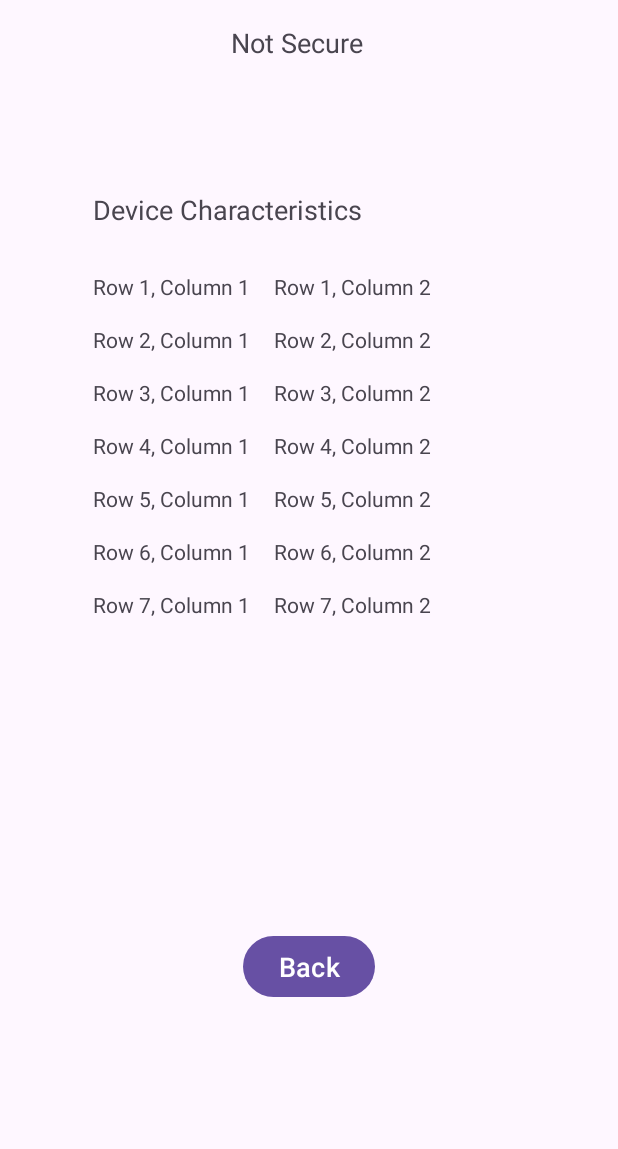
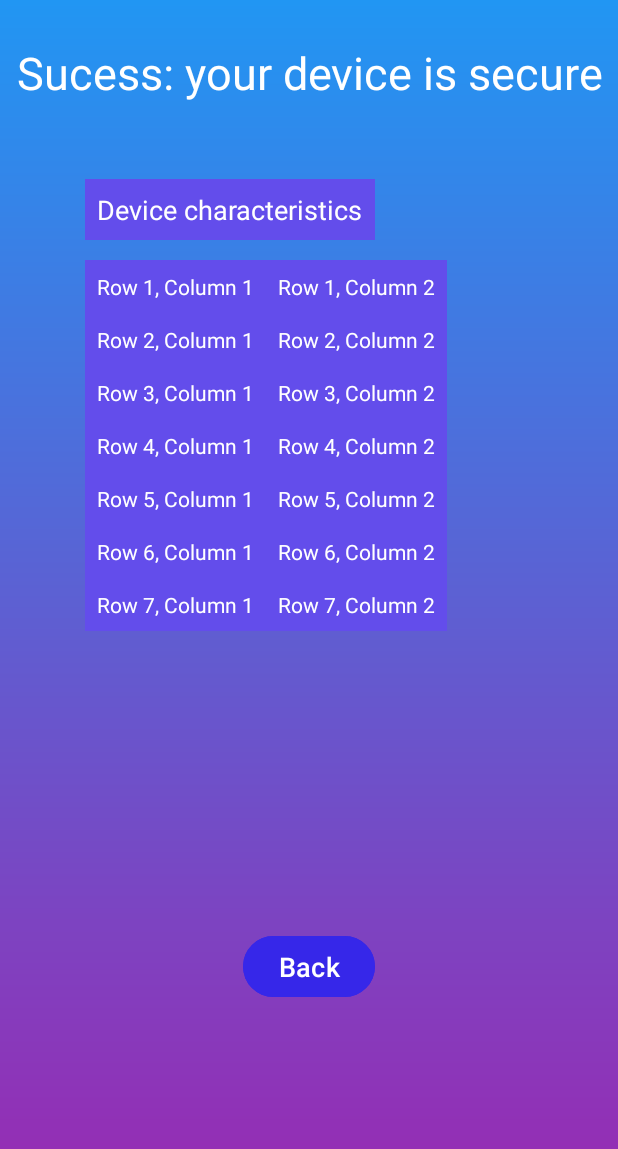
Before and after one commit to UAdant/INT20HSG2, an Android app: the DoneSecurity screen opened directly, with no data from a screen before it, on a phone screen of 412 x 824 dp. Shown: the top 1149 px of the screen. Run offline under Robolectric (Android 15) with nearby library versions, the light colour scheme and no system bars.

Commit message:
Merge remote-tracking branch 'origin/master' 60% disane
# Conflicts:
#	app/src/main/AndroidManifest.xml

```diff
--- a/app/src/main/java/com/example/int20hsg2/MainActivity.java
+++ b/app/src/main/java/com/example/int20hsg2/MainActivity.java
@@ -29,7 +29,7 @@ public class MainActivity extends AppCompatActivity {
         spinnerManufacturer = findViewById(R.id.spinnerManufacturer);
         spinnerModel = findViewById(R.id.spinnerModel);
         btnNext = findViewById(R.id.btnNext);
-        btnSearch = findViewById(R.id.btnsearch);
+        btnSearch = findViewById(R.id.btnSearch);
 
         // Наповнюємо спіннери даними
         populateDeviceTypeSpinner();
--- a/app/src/main/java/com/example/int20hsg2/device_is_not_found2.java
+++ b/app/src/main/java/com/example/int20hsg2/device_is_not_found2.java
@@ -19,7 +19,7 @@ public class device_is_not_found2 extends AppCompatActivity {
         super.onCreate(savedInstanceState);
         setContentView(R.layout.activity_device_is_not_found2);
 
-        ImageButton sendRequestButton = findViewById(R.id.sendRequestButton);
+        Button sendRequestButton = findViewById(R.id.sendRequestButton);
         sendRequestButton.setOnClickListener(new View.OnClickListener() {
             @Override
             public void onClick(View v) {
--- /dev/null
+++ b/app/src/main/res/drawable/gradient_background.xml
@@ -0,0 +1,7 @@
+<?xml version="1.0" encoding="utf-8"?>
+<shape xmlns:android="http://schemas.android.com/apk/res/android">
+    <gradient
+        android:startColor="#2196F3"
+        android:endColor="#9C27B0"
+        android:angle="270"/>
+</shape>
--- /dev/null
+++ b/app/src/main/res/drawable/rounded_black_background.xml
@@ -0,0 +1,5 @@
+<shape xmlns:android="http://schemas.android.com/apk/res/android"
+    android:shape="rectangle">
+    <solid android:color="@color/indigo" />
+    <corners android:radius="20dp" /> <!-- Радіус для закруглення -->
+</shape>
--- a/app/src/main/res/layout/activity_done_security.xml
+++ b/app/src/main/res/layout/activity_done_security.xml
@@ -5,27 +5,33 @@
     android:id="@+id/main"
     android:layout_width="match_parent"
     android:layout_height="match_parent"
-    tools:context=".DoneSecurity">
+    tools:context=".DoneSecurity"
+    android:background="@drawable/gradient_background">
 
 
     <TextView
         android:id="@+id/notSecureLabel"
-        android:layout_width="0dp"
+        android:layout_width="wrap_content"
         android:layout_height="wrap_content"
-        android:text="Not Secure"
-        android:textSize="18sp"
+        android:text="@string/Good"
+        android:textSize="30sp"
         android:padding="8dp"
-        app:layout_constraintEnd_toEndOf="@id/btnBack"
+        android:gravity="center"
+        android:textColor="@color/white"
+        app:layout_constraintStart_toStartOf="parent"
+        app:layout_constraintEnd_toEndOf="parent"
         app:layout_constraintTop_toTopOf="parent"
-        android:layout_marginTop="8dp" />
+        android:layout_marginTop="20dp" />
 
     <TextView
         android:id="@+id/deviceCharacteristicsLabel"
         android:layout_width="wrap_content"
         android:layout_height="wrap_content"
-        android:text="Device Characteristics"
+        android:text="@string/characteristics"
         android:textSize="18sp"
+        android:textColor="@color/white"
         android:padding="8dp"
+        android:background="@color/white_purple"
         app:layout_constraintHorizontal_bias="0"
         app:layout_constraintVertical_bias="0.152"
         app:flow_firstVerticalBias="0.2"
@@ -41,6 +47,7 @@
         android:padding="8dp"
         android:text="Back"
         android:textSize="18sp"
+        android:backgroundTint="@color/blue"
         app:layout_constraintHorizontal_bias="0.5"
         app:layout_constraintVertical_bias="0.8"
         app:layout_constraintBottom_toBottomOf="parent"
@@ -52,10 +59,10 @@
         android:id="@+id/listcharacteristics"
         android:layout_width="0dp"
         android:layout_height="wrap_content"
+        android:background="@color/white_purple"
         app:layout_constraintTop_toTopOf="parent"
         app:layout_constraintVertical_bias="0.3"
         app:layout_constraintBottom_toBottomOf="parent"
-
         app:layout_constraintStart_toStartOf="@id/deviceCharacteristicsLabel">
 
         <TableRow>
@@ -63,12 +70,14 @@
                 android:layout_width="wrap_content"
                 android:layout_height="wrap_content"
                 android:padding="8dp"
+                android:textColor="@color/white"
                 android:text="Row 1, Column 1" />
 
             <TextView
                 android:layout_width="wrap_content"
                 android:layout_height="wrap_content"
                 android:padding="8dp"
+                android:textColor="@color/white"
                 android:text="Row 1, Column 2" />
         </TableRow>
 
@@ -77,10 +86,12 @@
                 android:layout_width="wrap_content"
                 android:layout_height="wrap_content"
                 android:text="Row 2, Column 1"
+                android:textColor="@color/white"
                 android:padding="8dp"/>
             <TextView
                 android:layout_width="wrap_content"
                 android:layout_height="wrap_content"
+                android:textColor="@color/white"
                 android:text="Row 2, Column 2"
                 android:padding="8dp"/>
         </TableRow>
@@ -89,11 +100,13 @@
                 android:layout_width="wrap_content"
                 android:layout_height="wrap_content"
                 android:text="Row 3, Column 1"
+                android:textColor="@color/white"
                 android:padding="8dp"/>
             <TextView
                 android:layout_width="wrap_content"
                 android:layout_height="wrap_content"
                 android:text="Row 3, Column 2"
+                android:textColor="@color/white"
                 android:padding="8dp"/>
         </TableRow>
         <TableRow>
@@ -101,11 +114,13 @@
                 android:layout_width="wrap_content"
                 android:layout_height="wrap_content"
                 android:text="Row 4, Column 1"
+                android:textColor="@color/white"
                 android:padding="8dp"/>
             <TextView
                 android:layout_width="wrap_content"
                 android:layout_height="wrap_content"
                 android:text="Row 4, Column 2"
+                android:textColor="@color/white"
                 android:padding="8dp"/>
         </TableRow>
         <TableRow>
@@ -113,11 +128,13 @@
                 android:layout_width="wrap_content"
                 android:layout_height="wrap_content"
                 android:text="Row 5, Column 1"
+                android:textColor="@color/white"
                 android:padding="8dp"/>
             <TextView
                 android:layout_width="wrap_content"
                 android:layout_height="wrap_content"
                 android:text="Row 5, Column 2"
+                android:textColor="@color/white"
                 android:padding="8dp"/>
         </TableRow>
         <TableRow>
@@ -125,11 +142,13 @@
                 android:layout_width="wrap_content"
                 android:layout_height="wrap_content"
                 android:text="Row 6, Column 1"
+                android:textColor="@color/white"
                 android:padding="8dp"/>
             <TextView
                 android:layout_width="wrap_content"
                 android:layout_height="wrap_content"
                 android:text="Row 6, Column 2"
+                android:textColor="@color/white"
                 android:padding="8dp"/>
         </TableRow>
         <TableRow>
@@ -137,11 +156,13 @@
                 android:layout_width="wrap_content"
                 android:layout_height="wrap_content"
                 android:text="Row 7, Column 1"
+                android:textColor="@color/white"
                 android:padding="8dp"/>
             <TextView
                 android:layout_width="wrap_content"
                 android:layout_height="wrap_content"
                 android:text="Row 7, Column 2"
+                android:textColor="@color/white"
                 android:padding="8dp"/>
         </TableRow>
 
--- a/app/src/main/res/values/colors.xml
+++ b/app/src/main/res/values/colors.xml
@@ -2,4 +2,12 @@
 <resources>
     <color name="black">#FF000000</color>
     <color name="white">#FFFFFFFF</color>
+    <color name="purple">#800080</color>
+    <color name="blue">#3627E9</color>
+    <color name="red">#DE1035</color>
+    <color name="white_purple">#634DEB</color>"
+    <color name="light_gray">#D3D3D3</color>
+    <color name="indigo">#4B0082</color>
+
+
 </resources>
```
Also changed, not shown: app/src/main/res/drawable/purple_oval.xml (added, +9 -0 lines), app/src/main/res/layout/activity_device_is_not_found2.xml (+41 -27 lines), app/src/main/res/layout/activity_main.xml (+10 -6 lines), app/src/main/res/layout/activity_not_secure.xml (+33 -12 lines), app/src/main/res/layout/popup_window.xml (+12 -8 lines), app/src/main/res/values/text.xml (added, +24 -0 lines).
